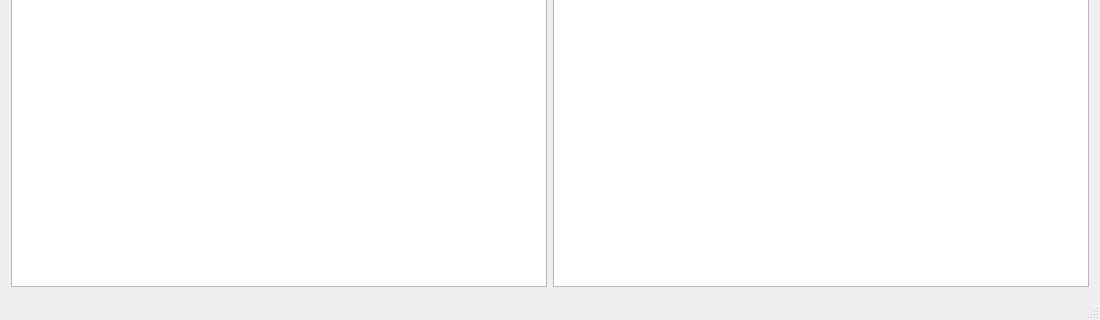
This is im.ui in hubutui/ImageProcessingKit as Qt 5 draws it before an edit; both pictures show x 0 to 1100 and y 704 to 1024 of the 1100 by 1024 pixel window. The edited form follows.
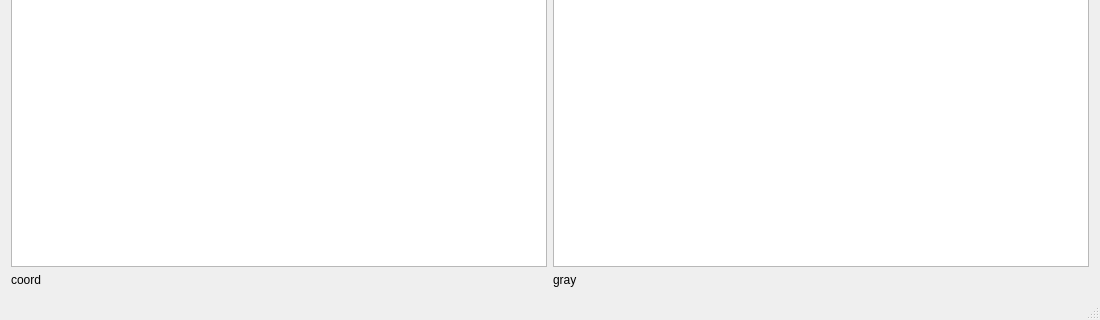
This is the edited form.

Patch:
```diff
--- a/im.ui
+++ b/im.ui
@@ -12,8 +12,8 @@
   </property>
   <property name="minimumSize">
    <size>
-    <width>1024</width>
-    <height>1024</height>
+    <width>0</width>
+    <height>0</height>
    </size>
   </property>
   <property name="windowTitle">
@@ -57,6 +57,20 @@
         </property>
        </widget>
       </item>
+      <item row="2" column="0">
+       <widget class="QLabel" name="label">
+        <property name="text">
+         <string>coord</string>
+        </property>
+       </widget>
+      </item>
+      <item row="2" column="1">
+       <widget class="QLabel" name="label_2">
+        <property name="text">
+         <string>gray</string>
+        </property>
+       </widget>
+      </item>
      </layout>
     </item>
    </layout>
```
Left out of the diff: 14 changed lines with no effect on the pictures.
